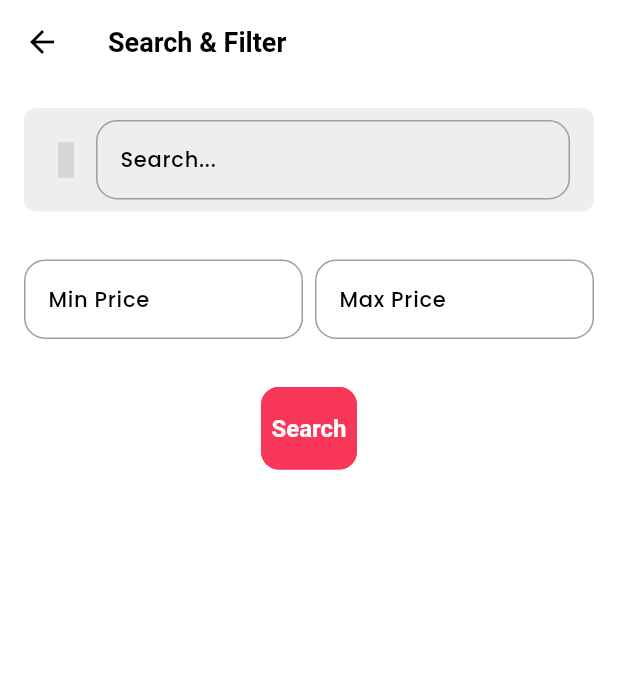
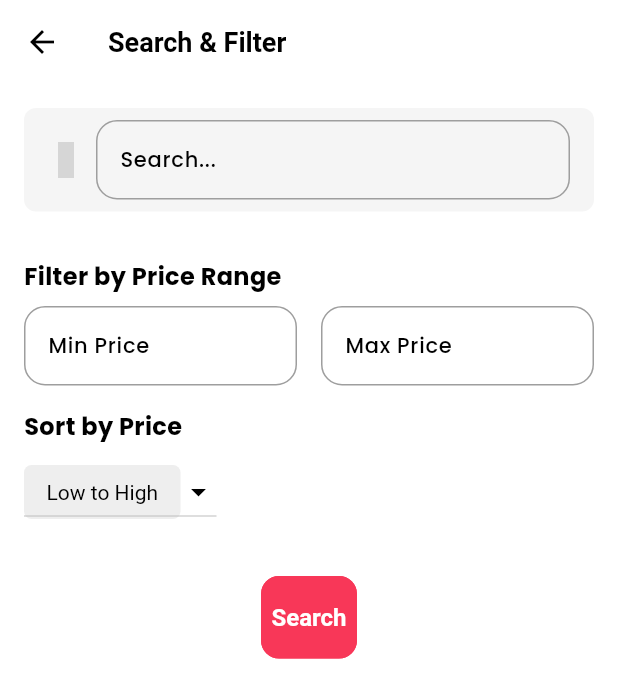
Before and after one commit to NamPhungNguyen/AppShop, a Flutter app: the SearchAndFilterScreen screen opened by its route, on a phone screen of 412 x 824 dp. Shown: the top 698 px of the screen. Run offline on Flutter 3.47's test engine with Material 3 defaults, Android fonts, the phone set to English and light mode, and no system bars; our stand-ins replace carousel_slider, dio, firebase_core, firebase_storage, flutter_rating_bar, flutter_riverpod and 12 more; accounts and stored records are empty; generated files the repository leaves out were written again; grey boxes are pictures that could not be loaded.

Commit message:
update search

```diff
--- a/lib/domain/usecases/product_usecase.dart
+++ b/lib/domain/usecases/product_usecase.dart
@@ -16,5 +16,5 @@ abstract class ProductUsecase {
   Future<List<Product>> fetchAllProductToFavorites();
 
   Future<List<Product>> searchAndFilter(
-      String? name, double? priceMin, double? priceMax);
+      String? name, double? priceMin, double? priceMax, bool sortByPriceAsc);
 }
--- a/lib/presentation/commom/widgets/Search/search_and_filter.dart
+++ b/lib/presentation/commom/widgets/Search/search_and_filter.dart
@@ -1,15 +1,16 @@
 import 'package:flutter/material.dart';
-import 'package:flutter/services.dart';
 import 'package:flutter_riverpod/flutter_riverpod.dart';
 import 'package:front_shop/presentation/screens/ProductDetail/product_detail_view.dart';
 import 'package:iconsax/iconsax.dart';
 
 import '../../../../main.dart';
 
-final minPriceProvider = StateProvider<String?>((ref) => null);
-final maxPriceProvider = StateProvider<String?>((ref) => null);
-
+final selectedPriceRangeProvider = StateProvider<String?>((ref) => null);
 final searchQueryProvider = StateProvider<String?>((ref) => null);
+final priceMinProvider = StateProvider<String?>((ref) => null);
+final priceMaxProvider = StateProvider<String?>((ref) => null);
+final sortOrderProvider = StateProvider<String>((ref) => 'Low to High');
+final hasSearchedProvider = StateProvider<bool>((ref) => false);
 
 class SearchAndFilterScreen extends ConsumerWidget {
   static const String routeName = '/search_and_filter_screen';
@@ -20,8 +21,11 @@ class SearchAndFilterScreen extends ConsumerWidget {
   Widget build(BuildContext context, WidgetRef ref) {
     final productState = ref.watch(productSearchStateProvider);
     final searchQuery = ref.watch(searchQueryProvider);
-    final minPrice = ref.watch(minPriceProvider);
-    final maxPrice = ref.watch(maxPriceProvider);
+    final selectedPriceRange = ref.watch(selectedPriceRangeProvider);
+    final priceMin = double.tryParse(ref.watch(priceMinProvider) ?? '');
+    final priceMax = double.tryParse(ref.watch(priceMaxProvider) ?? '');
+    final sortOrder = ref.watch(sortOrderProvider);
+    final hasSearched = ref.watch(hasSearchedProvider);
 
     return Scaffold(
       appBar: AppBar(title: const Text('Search & Filter')),
@@ -37,73 +41,104 @@ class SearchAndFilterScreen extends ConsumerWidget {
             ),
           ),
 
-          // Price Filter Inputs
+          // Filter Section
           Padding(
             padding: const EdgeInsets.all(16.0),
-            child: Row(
+            child: Column(
+              crossAxisAlignment: CrossAxisAlignment.start,
               children: [
-                // Min Price Input
+                const Text(
+                  'Filter by Price Range',
+                  style: TextStyle(fontSize: 16, fontWeight: FontWeight.bold),
+                ),
+                const SizedBox(height: 8),
+
+                // Price Range Inputs (Min and Max Price)
+                Row(
+                  children: [
                     Expanded(
                       child: TextField(
+                        keyboardType: TextInputType.number,
                         decoration: const InputDecoration(
                           labelText: 'Min Price',
-                      hintText: 'Enter min price',
+                          border: OutlineInputBorder(),
                         ),
+                        onChanged: (value) {
+                          ref.read(priceMinProvider.notifier).state = value;
+                        },
+                      ),
+                    ),
+                    const SizedBox(width: 16),
+                    Expanded(
+                      child: TextField(
                         keyboardType: TextInputType.number,
+                        decoration: const InputDecoration(
+                          labelText: 'Max Price',
+                          border: OutlineInputBorder(),
+                        ),
                         onChanged: (value) {
-                      ref.read(minPriceProvider.notifier).state = value;
+                          ref.read(priceMaxProvider.notifier).state = value;
                         },
-                    inputFormatters: [
-                      FilteringTextInputFormatter.digitsOnly,
-                      // Only digits allowed
+                      ),
+                    ),
                   ],
                 ),
+
+                const SizedBox(height: 16),
+
+                // Sorting Dropdown (Low to High, High to Low)
+                const Text(
+                  'Sort by Price',
+                  style: TextStyle(fontSize: 16, fontWeight: FontWeight.bold),
                 ),
-                const SizedBox(width: 8),
-                // Max Price Input
-                Expanded(
-                  child: TextField(
-                    decoration: const InputDecoration(
-                      labelText: 'Max Price',
-                      hintText: 'Enter max price',
+                const SizedBox(height: 8),
+                DropdownButton<String>(
+                  borderRadius: BorderRadius.circular(10),
+                  value: sortOrder,
+                  style: const TextStyle(color: Colors.black),
+                  items: ['Low to High', 'High to Low']
+                      .map((String sortOrderOption) {
+                    return DropdownMenuItem<String>(
+                      value: sortOrderOption,
+                      child: Container(
+                        padding: const EdgeInsets.symmetric(vertical: 10, horizontal: 15),
+                        decoration: BoxDecoration(
+                          color: Colors.grey[200],
+                          borderRadius: BorderRadius.circular(5),
                         ),
-                    keyboardType: TextInputType.number,
-                    onChanged: (value) {
-                      ref.read(maxPriceProvider.notifier).state = value;
+                        child: Text(
+                          sortOrderOption,
+                          style: const TextStyle(color: Colors.black),
+                        ),
+                      ),
+                    );
+                  }).toList(),
+                  onChanged: (newValue) {
+                    if (newValue != null) {
+                      ref.read(sortOrderProvider.notifier).state = newValue;
+                    }
                   },
-                    inputFormatters: [
-                      FilteringTextInputFormatter.digitsOnly,
-                      // Only digits allowed
-                    ],
-                  ),
+                  dropdownColor: Colors.white,
+                  iconEnabledColor: Colors.black,
+                  iconDisabledColor: Colors.grey,
+                  icon: const Icon(Icons.arrow_drop_down),
                 ),
               ],
             ),
           ),
 
-          // Button to trigger search and call the API
+          // Button to trigger search
           Padding(
             padding: const EdgeInsets.all(16.0),
             child: ElevatedButton(
               onPressed: () {
-                final min = minPrice != null && minPrice.isNotEmpty
-                    ? double.tryParse(minPrice.replaceAll(',', ''))
-                    : null;
-                final max = maxPrice != null && maxPrice.isNotEmpty
-                    ? double.tryParse(maxPrice.replaceAll(',', ''))
-                    : null;
-
-                print('Search Query: $searchQuery, Min Price: $min, Max Price: $max');
-                // If no search query, set it to null
-                if (searchQuery == null || searchQuery.isEmpty) {
-                  ref.read(searchQueryProvider.notifier).state = null;
-                }
-
-                // Call searchAndFilter with the provided query and price filters
+                ref.read(hasSearchedProvider.notifier).state = true;
+                final sortByPriceAsc = sortOrder == 'Low to High';
                 ref.read(productSearchStateProvider.notifier).searchAndFilter(
-                      searchQuery, // Search query can be null
-                      min, // Min price filter
-                      max, // Max price filter
+                  searchQuery,
+                  priceMin,
+                  priceMax,
+                  sortByPriceAsc,
                 );
               },
               child: const Text('Search'),
@@ -114,7 +149,9 @@ class SearchAndFilterScreen extends ConsumerWidget {
           Expanded(
             child: productState.when(
               data: (products) {
-                // Display product list when data is available
+                if (hasSearched && products.isEmpty) {
+                  return const Center(child: Text("No products found"));
+                }
                 return ListView.builder(
                   itemCount: products.length,
                   itemBuilder: (context, index) {
@@ -135,11 +172,9 @@ class SearchAndFilterScreen extends ConsumerWidget {
                 );
               },
               loading: () {
-                // Show a loading spinner if products are being fetched
                 return const Center(child: CircularProgressIndicator());
               },
               error: (error, stack) {
-                // Show an error message if there was an error fetching products
                 return Center(child: Text('Error: $error'));
               },
             ),
@@ -150,9 +185,9 @@ class SearchAndFilterScreen extends ConsumerWidget {
   }
 }
 
+
 class SearchBar extends ConsumerWidget {
-  final Function(String)
-      onSearch; // Ensuring onSearch is a function that takes a string
+  final Function(String) onSearch;
 
   const SearchBar({Key? key, required this.onSearch}) : super(key: key);
 
@@ -160,7 +195,7 @@ class SearchBar extends ConsumerWidget {
   Widget build(BuildContext context, WidgetRef ref) {
     return Container(
       decoration: BoxDecoration(
-        color: Colors.grey[200],
+        color: Colors.grey[100],
         borderRadius: BorderRadius.circular(8),
       ),
       padding: const EdgeInsets.symmetric(horizontal: 16, vertical: 8),
@@ -174,7 +209,7 @@ class SearchBar extends ConsumerWidget {
                 border: InputBorder.none,
                 hintText: 'Search...',
               ),
-              onChanged: onSearch, // Calls the onSearch callback
+              onChanged: onSearch,
             ),
           ),
         ],
--- a/lib/server/client/client_api.dart
+++ b/lib/server/client/client_api.dart
@@ -207,10 +207,11 @@ abstract class ClientApi {
 
   @GET('/product/search')
   Future<HttpResponse<List<ProductEntity>>> searchAndFilter(
-    @Header("Authorization") authorization,
-    @Query("name", encoded: true) String? name,
+    @Header("Authorization") String authorization,
+    @Query("name") String? name,
     @Query("priceMin") double? priceMin,
     @Query("priceMax") double? priceMax,
+    @Query("sortByPriceAsc") bool sortByPriceAsc,
   );
 
   @GET('/coupon/active')
--- a/lib/server/data/repository/product_repository.dart
+++ b/lib/server/data/repository/product_repository.dart
@@ -15,5 +15,5 @@ abstract class ProductRepository {
   Future<List<ProductEntity>> fetchAllProductToFavorites();
 
   Future<List<ProductEntity>> searchAndFilter(
-      String? name, double? priceMin, double? priceMax);
+      String? name, double? priceMin, double? priceMax, bool sortByPriceAsc);
 }
```
Also changed, not shown: lib/domain/states/favorite_state.dart (+0 -12 lines), lib/domain/states/search_state.dart (+11 -15 lines), lib/domain/usecases/product_usecase_impl.dart (+8 -4 lines), lib/server/client/client_service.dart (+6 -8 lines), lib/server/data/datastores/product_repository_impl.dart (+8 -2 lines), lib/server/client/client_api.g.dart. Lines whose indentation alone changed are shown as unchanged.
